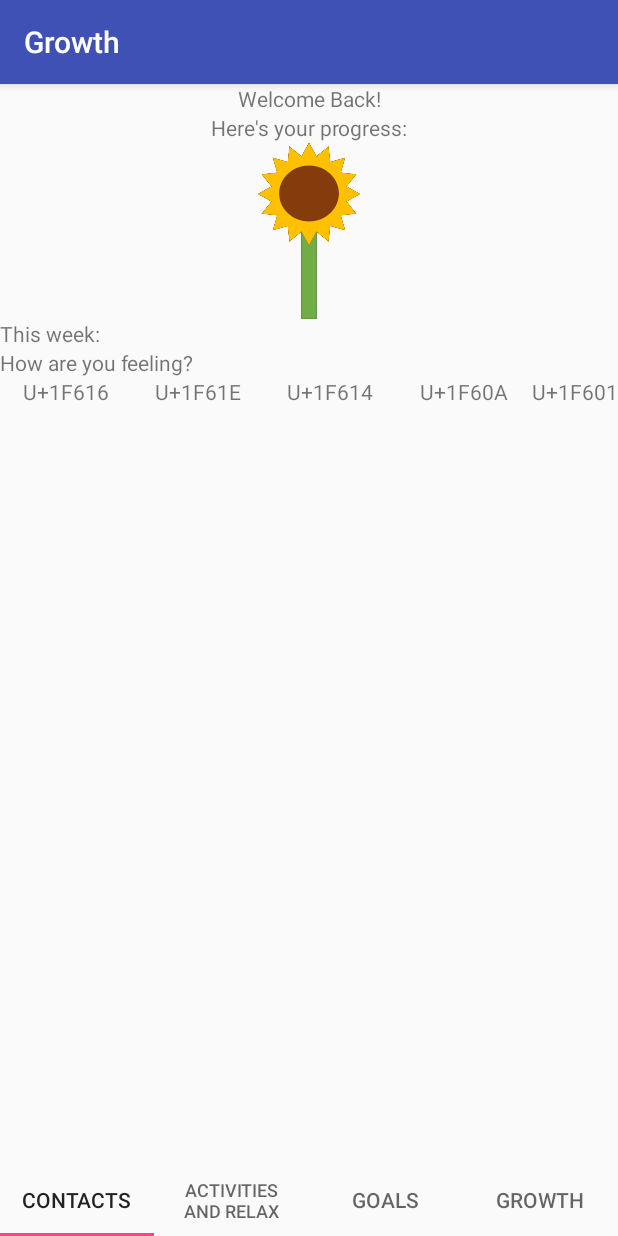
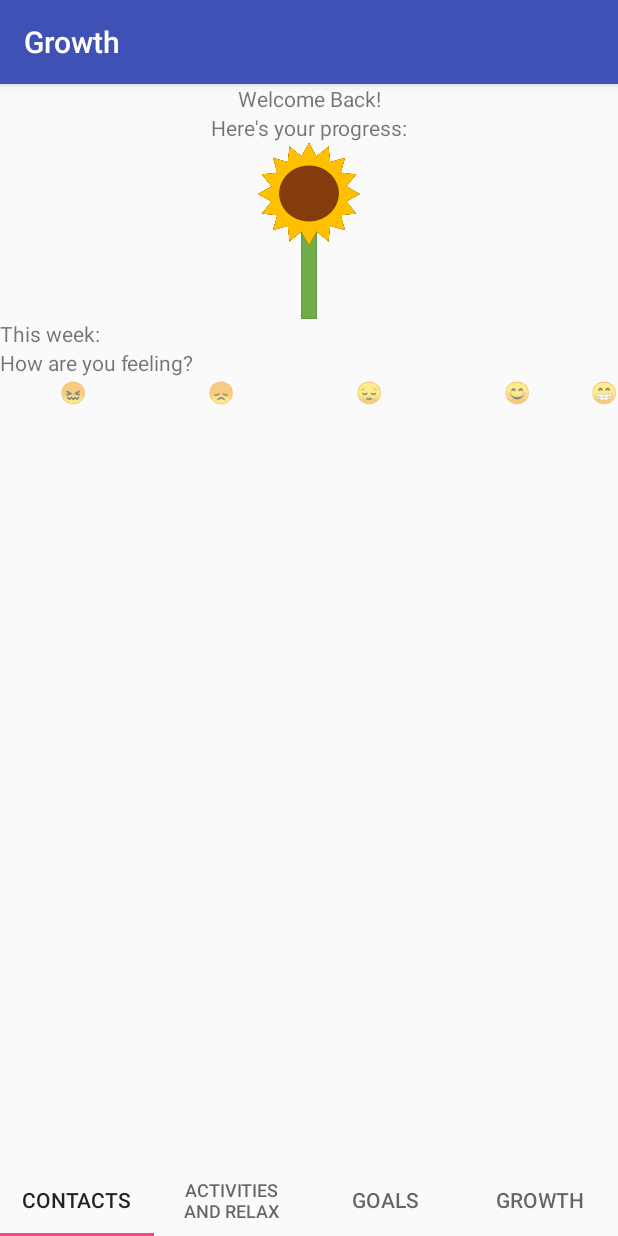
Before and after one commit to cfg-columbus18/team-8, an Android app: the MainActivity screen opened directly, with no data from a screen before it, on a phone screen of 412 x 824 dp. Run offline under Robolectric (Android 15) with nearby library versions, the phone set to English and light mode, and no system bars; 1 statement that could not run was skipped.

Commit message:
Updated Main Activity

```diff
--- a/app/src/main/java/com/example/deepakwarrier/growth/MainActivity.java
+++ b/app/src/main/java/com/example/deepakwarrier/growth/MainActivity.java
@@ -17,7 +17,7 @@ public class MainActivity extends AppCompatActivity {
     }
 
     public void startContacts(View view) {
-//        startActivity(new Intent(this, SurveyContacts.class));
+        startActivity(new Intent(this, MyContacts.class));
     }
 
     public void startActivities(View view) {
--- a/app/src/main/res/layout/activity_main.xml
+++ b/app/src/main/res/layout/activity_main.xml
@@ -53,7 +53,7 @@
                 android:layout_weight=".25"
                 android:gravity="center"
                 android:onClick="getRating"
-                android:text="U+1F616" />
+                android:text="😖" />
 
             <TextView
                 android:id="@+id/r2"
@@ -62,7 +62,7 @@
                 android:layout_weight=".25"
                 android:gravity="center"
                 android:onClick="getRating"
-                android:text="U+1F61E" />
+                android:text="😞" />
 
             <TextView
                 android:id="@+id/r3"
@@ -71,7 +71,7 @@
                 android:layout_weight=".25"
                 android:gravity="center"
                 android:onClick="getRating"
-                android:text="U+1F614" />
+                android:text="😔" />
 
             <TextView
                 android:id="@+id/r4"
@@ -80,7 +80,7 @@
                 android:layout_weight=".25"
                 android:gravity="center"
                 android:onClick="getRating"
-                android:text="U+1F60A" />
+                android:text="😊" />
 
             <TextView
                 android:id="@+id/r5"
@@ -89,7 +89,7 @@
                 android:layout_weight=".25"
                 android:gravity="center"
                 android:onClick="getRating"
-                android:text="U+1F601" />
+                android:text="😁" />
         </LinearLayout>
 
     </LinearLayout>
```
